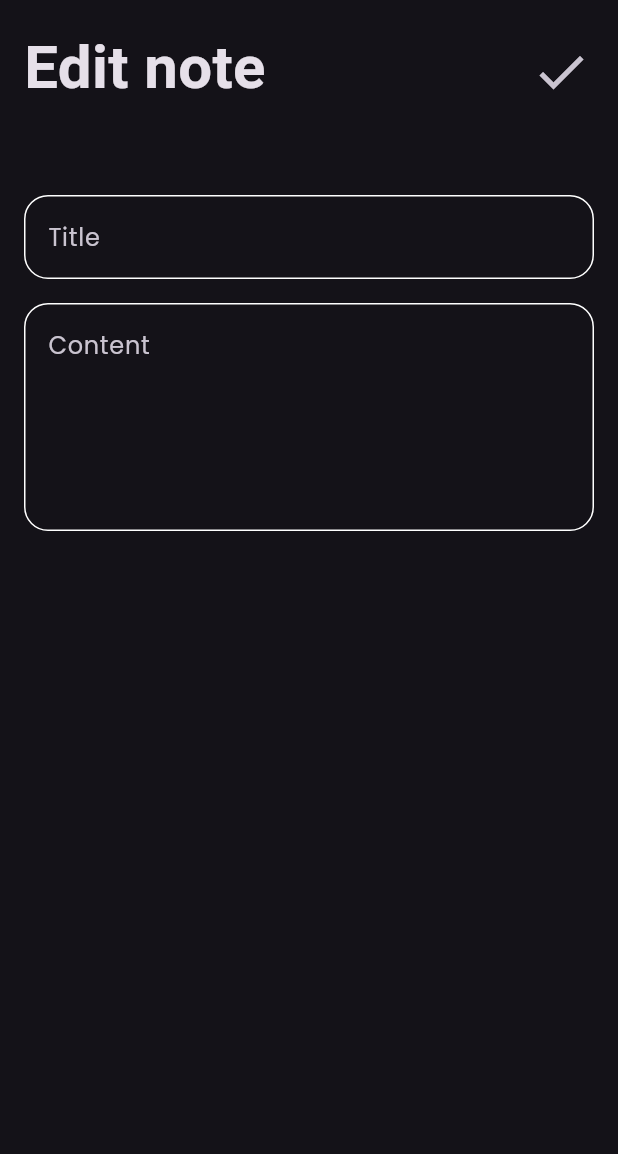
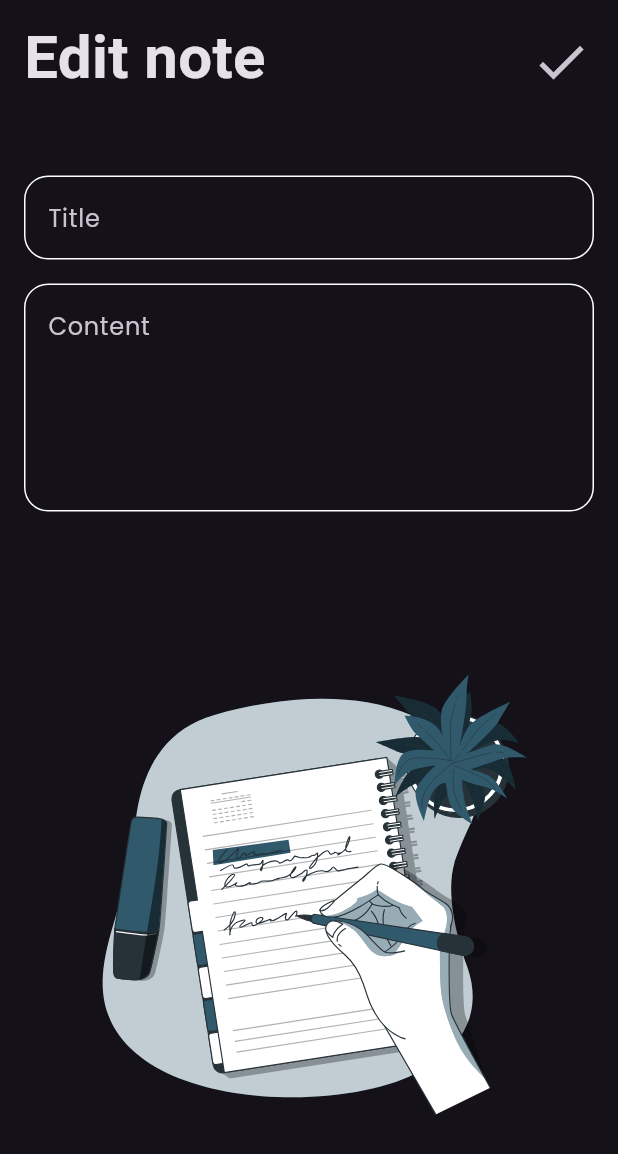
Before and after one commit to Ali-Ahmad-0/notes-app, a Flutter app: the EditNoteview screen opened directly with empty values, on a phone screen of 412 x 824 dp. Shown: the top 1154 px of the screen. Run offline on Flutter 3.47's test engine with Material 3 defaults, Android fonts, the phone set to English and light mode, and no system bars; our stand-ins replace bloc, flutter_bloc, flutter_svg, font_awesome_flutter, hive, hive_flutter; accounts and stored records are empty; Roboto replaces fonts that are missing (Times).

Commit message:
add an SVG image to edit note screen

```diff
--- a/lib/Views/edit_note.dart
+++ b/lib/Views/edit_note.dart
@@ -1,5 +1,6 @@
 import 'package:flutter/material.dart';
 import 'package:flutter_bloc/flutter_bloc.dart';
+import 'package:flutter_svg/flutter_svg.dart';
 import 'package:notes_app/cubits/notes_cubit/notes_cubit.dart';
 import 'package:notes_app/models/note_model.dart';
 import 'package:notes_app/widgets/customAppBar.dart';
@@ -20,7 +21,7 @@ class _EditNoteviewState extends State<EditNoteview> {
     return Scaffold(
       body: Padding(
         padding: const EdgeInsets.symmetric(vertical: 10, horizontal: 16),
-        child: Column(
+        child: ListView(
           children: [
             CustomAppBar(
               onPressed: () {
@@ -53,6 +54,9 @@ class _EditNoteviewState extends State<EditNoteview> {
               onChanged: (value) {
                 subtitle = value;
               },
+            ),
+            SvgPicture.asset(
+              'Assets/images/note.svg',
             )
           ],
         ),
--- a/lib/widgets/customAppBar.dart
+++ b/lib/widgets/customAppBar.dart
@@ -10,16 +10,14 @@ class CustomAppBar extends StatelessWidget {
   @override
   Widget build(BuildContext context) {
     return Row(
+      mainAxisAlignment: MainAxisAlignment.spaceBetween,
       children: [
-        const SizedBox(
-          height: 70,
-        ),
         Text(
           title,
           style: const TextStyle(
               fontSize: 40, fontFamily: 'Times', fontWeight: FontWeight.bold),
         ),
-        const Spacer(),
+        //   const Spacer(),
         CustomIcon(
           onPressed: onPressed,
           icon: icon,
--- a/lib/widgets/notes_list_view.dart
+++ b/lib/widgets/notes_list_view.dart
@@ -20,14 +20,13 @@ class _NotesListViewState extends State<NotesListView> {
         return Padding(
           padding: const EdgeInsets.symmetric(vertical: 16),
           child: ListView.builder(
-
               itemCount: notes.length,
               padding: EdgeInsets.zero,
-
               itemBuilder: (context, index) {
                 return NoteItem(
                   note: notes[index],
                 );
+
               }),
         );
       },
--- a/lib/widgets/notes_view_body.dart
+++ b/lib/widgets/notes_view_body.dart
@@ -1,5 +1,6 @@
 import 'package:flutter/material.dart';
 import 'package:flutter_bloc/flutter_bloc.dart';
+import 'package:flutter_svg/svg.dart';
 import 'package:notes_app/cubits/notes_cubit/notes_cubit.dart';
 import 'package:notes_app/widgets/customAppBar.dart';
 import 'package:notes_app/widgets/notes_list_view.dart';
@@ -20,7 +21,7 @@ class _NotesViewBodyState extends State<NotesViewBody> {
 
   @override
   Widget build(BuildContext context) {
-    return const Padding(
+    return Padding(
       padding: EdgeInsets.symmetric(horizontal: 12),
       child: Column(
         children: [
--- a/pubspec.yaml
+++ b/pubspec.yaml
@@ -33,6 +33,7 @@ dependencies:
     sdk: flutter
   flutter_bloc: ^9.1.0
   flutter_intl: ^0.0.1
+  flutter_svg: ^2.1.0
   font_awesome_flutter: ^10.8.0
   hive: ^2.2.3
   hive_flutter: ^1.1.0
@@ -53,9 +54,8 @@ flutter:
   uses-material-design: true
 
   # To add assets to your application, add an assets section, like this:
-  # assets:
-  #   - images/a_dot_burr.jpeg
-  #   - images/a_dot_ham.jpeg
+  assets:
+    - Assets/images/note.svg
   # An image asset can refer to one or more resolution-specific "variants", see
   # https://flutter.dev/to/resolution-aware-images
   # For details regarding adding assets from package dependencies, see
```
Also changed, not shown: Assets/images/note.svg (added), pubspec.lock.
